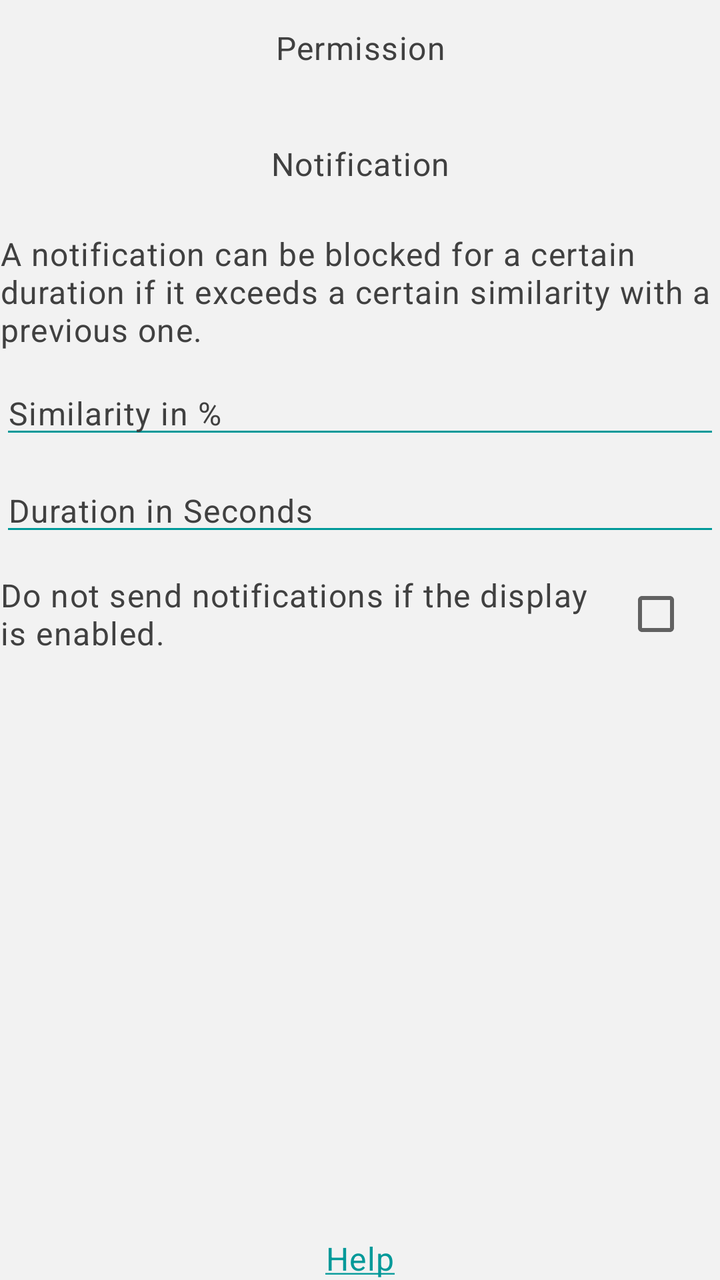
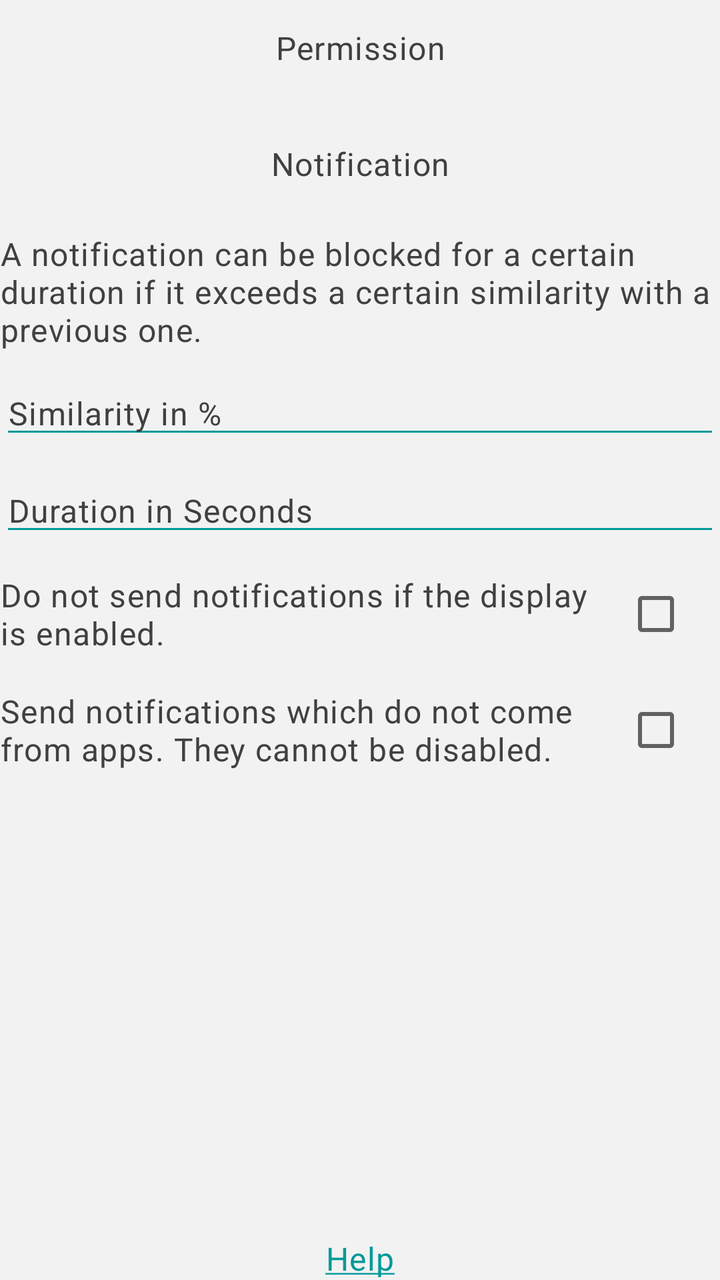

Screens rendered from an Android XML layout before and after an edit, with the pre-edit source and the edit as a unified diff.
<!-- AndroidManifest.xml: application theme Theme -->
<!-- res/layout/fragment_settings.xml -->
<?xml version="1.0" encoding="utf-8"?>
<FrameLayout xmlns:android="http://schemas.android.com/apk/res/android"
    xmlns:app="http://schemas.android.com/apk/res-auto"
    android:layout_width="match_parent"
    android:layout_height="match_parent"
    android:layout_marginHorizontal="@dimen/space"
    android:layout_marginBottom="@dimen/space">

    <ScrollView
        android:layout_width="match_parent"
        android:layout_height="match_parent"
        android:fillViewport="true">

        <LinearLayout
            android:layout_width="match_parent"
            android:layout_height="wrap_content"
            android:orientation="vertical">

            <Button
                android:id="@+id/permission_button"
                style="@style/Button"
                android:layout_width="match_parent"
                android:layout_height="wrap_content"
                android:layout_marginBottom="@dimen/space"
                android:text="@string/permission"
                app:icon="@drawable/ic_permission" />

            <Button
                android:id="@+id/notification_button"
                style="@style/Button"
                android:layout_width="match_parent"
                android:layout_height="wrap_content"
                android:layout_marginBottom="@dimen/space"
                android:text="@string/notification"
                app:icon="@drawable/ic_notification" />

            <TextView
                style="@style/TextView"
                android:layout_width="match_parent"
                android:layout_height="wrap_content"
                android:layout_marginBottom="@dimen/space"
                android:text="@string/spam_information" />

            <EditText
                android:id="@+id/similarity_edit_text"
                style="@style/EditText"
                android:layout_width="match_parent"
                android:layout_height="wrap_content"
                android:layout_marginBottom="@dimen/space"
                android:hint="@string/similarity"
                android:importantForAutofill="no"
                android:inputType="number" />

            <EditText
                android:id="@+id/duration_edit_text"
                style="@style/EditText"
                android:layout_width="match_parent"
                android:layout_height="wrap_content"
                android:layout_marginBottom="@dimen/space"
                android:hint="@string/duration"
                android:importantForAutofill="no"
                android:inputType="number" />

            <LinearLayout
                android:layout_width="match_parent"
                android:layout_height="wrap_content"
                android:layout_marginBottom="@dimen/space"
                android:orientation="horizontal">

                <TextView
                    style="@style/TextView"
                    android:layout_width="0dp"
                    android:layout_height="wrap_content"
                    android:layout_gravity="center_vertical"
                    android:layout_marginEnd="@dimen/space"
                    android:layout_weight="1"
                    android:text="@string/display_information" />

                <CheckBox
                    android:id="@+id/display_check_box"
                    android:layout_width="wrap_content"
                    android:layout_height="wrap_content"
                    android:layout_gravity="center_vertical" />
            </LinearLayout>

            <LinearLayout
                android:layout_width="match_parent"
                android:layout_height="0dp"
                android:layout_weight="1"
                android:gravity="bottom"
                android:orientation="vertical">

                <TextView
                    android:id="@+id/version_text_view"
                    style="@style/TextView"
                    android:layout_width="match_parent"
                    android:layout_height="wrap_content"
                    android:gravity="center" />

                <TextView
                    android:id="@+id/help_text_view"
                    style="@style/TextView"
                    android:layout_width="match_parent"
                    android:layout_height="wrap_content"
                    android:gravity="center"
                    android:text="@string/help" />
            </LinearLayout>
        </LinearLayout>
    </ScrollView>

    <com.google.android.material.progressindicator.CircularProgressIndicator
        android:id="@+id/sending_progress_indicator"
        android:layout_width="wrap_content"
        android:layout_height="wrap_content"
        android:layout_gravity="center"
        android:indeterminate="true"
        android:visibility="invisible" />
</FrameLayout>
<!-- resources referenced by this layout -->
<resources>
  <dimen name="space">10dp</dimen>
  <!-- drawable ic_notification (drawable) -->
  <?xml version="1.0" encoding="utf-8"?>
  <vector xmlns:android="http://schemas.android.com/apk/res/android"
      android:width="24dp"
      android:height="24dp"
      android:viewportWidth="24"
      android:viewportHeight="24">
      <path
          android:fillColor="@color/text"
          android:pathData="M12,22c1.1,0 2,-0.9 2,-2h-4c0,1.1 0.9,2 2,2zM18,16v-5c0,-3.07 -1.63,-5.64 -4.5,-6.32L13.5,4c0,-0.83 -0.67,-1.5 -1.5,-1.5s-1.5,0.67 -1.5,1.5v0.68C7.64,5.36 6,7.92 6,11v5l-2,2v1h16v-1l-2,-2zM16,17L8,17v-6c0,-2.48 1.51,-4.5 4,-4.5s4,2.02 4,4.5v6z" />
  </vector>
  <!-- drawable ic_permission (drawable) -->
  <?xml version="1.0" encoding="utf-8"?>
  <vector xmlns:android="http://schemas.android.com/apk/res/android"
      android:width="24dp"
      android:height="24dp"
      android:viewportWidth="24"
      android:viewportHeight="24">
      <path
          android:fillColor="@color/text"
          android:pathData="M12,1L3,5v6c0,5.55 3.84,10.74 9,12 5.16,-1.26 9,-6.45 9,-12L21,5l-9,-4zM12,11.99h7c-0.53,4.12 -3.28,7.79 -7,8.94L12,12L5,12L5,6.3l7,-3.11v8.8z" />
  </vector>
  <string name="display_information">Do not send notifications if the display is enabled.</string>
  <string name="duration">Duration in Seconds</string>
  <string name="help"><a href="https://www.patri9ck.dev/a2ln/">Help</a></string>
  <string name="notification">Notification</string>
  <string name="permission">Permission</string>
  <string name="similarity">Similarity in %</string>
  <string name="spam_information">A notification can be blocked for a certain duration if it exceeds a certain similarity with a previous one.</string>
  <style name="Button" parent="Widget.MaterialComponents.Button">
          <item name="android:textColor">@color/accent_text</item>
          <item name="android:textAppearance">@style/TextAppearance.MaterialComponents.Body1</item>
          <item name="iconTint">@color/accent_text</item>
          <item name="iconGravity">textStart</item>
      </style>
  <style name="EditText" parent="Widget.AppCompat.EditText">
          <item name="android:backgroundTint">@color/accent</item>
          <item name="android:textColor">@color/text</item>
          <item name="android:textColorHint">@color/text</item>
          <item name="android:textAppearance">@style/TextAppearance.MaterialComponents.Body1</item>
      </style>
  <style name="TextView" parent="Widget.MaterialComponents.TextView">
          <item name="android:textColor">@color/text</item>
          <item name="android:textAppearance">@style/TextAppearance.MaterialComponents.Body1</item>
      </style>
  <style name="Theme" parent="ThemeBase">
          <item name="android:windowLightStatusBar">true</item>
          <item name="android:windowLightNavigationBar">true</item>
      </style>
  <color name="text">#404040</color>
  <color name="accent_text">#404040</color>
  <color name="accent">#009999</color>
  <color name="background">#f2f2f2</color>
  <style name="Snackbar" parent="Widget.MaterialComponents.Snackbar">
          <item name="android:background">@color/accent</item>
      </style>
  <style name="SnackbarButton" parent="Widget.MaterialComponents.Button.TextButton.Snackbar">
          <item name="android:textColor">@color/accent_text</item>
      </style>
  <style name="SnackbarTextView" parent="Widget.MaterialComponents.Snackbar.TextView">
          <item name="android:textColor">@color/accent_text</item>
      </style>
  <!-- unchanged entries left out for length: 1 -->
</resources>

<!-- the commit's change to res/layout/fragment_settings.xml (unified diff, before → after) -->
@@ -85,6 +85,28 @@
 
             <LinearLayout
                 android:layout_width="match_parent"
+                android:layout_height="wrap_content"
+                android:layout_marginBottom="@dimen/space"
+                android:orientation="horizontal">
+
+                <TextView
+                    style="@style/TextView"
+                    android:layout_width="0dp"
+                    android:layout_height="wrap_content"
+                    android:layout_gravity="center_vertical"
+                    android:layout_marginEnd="@dimen/space"
+                    android:layout_weight="1"
+                    android:text="@string/no_app_information" />
+
+                <CheckBox
+                    android:id="@+id/no_app_check_box"
+                    android:layout_width="wrap_content"
+                    android:layout_height="wrap_content"
+                    android:layout_gravity="center_vertical" />
+            </LinearLayout>
+
+            <LinearLayout
+                android:layout_width="match_parent"
                 android:layout_height="0dp"
                 android:layout_weight="1"
                 android:gravity="bottom"
<!-- resource entries referenced after the edit -->
@@ -26,6 +26,7 @@
   <string name="display_information">Do not send notifications if the display is enabled.</string>
   <string name="duration">Duration in Seconds</string>
   <string name="help"><a href="https://www.patri9ck.dev/a2ln/">Help</a></string>
+  <string name="no_app_information">Send notifications which do not come from apps. They cannot be disabled.</string>
   <string name="notification">Notification</string>
   <string name="permission">Permission</string>
   <string name="similarity">Similarity in %</string>
